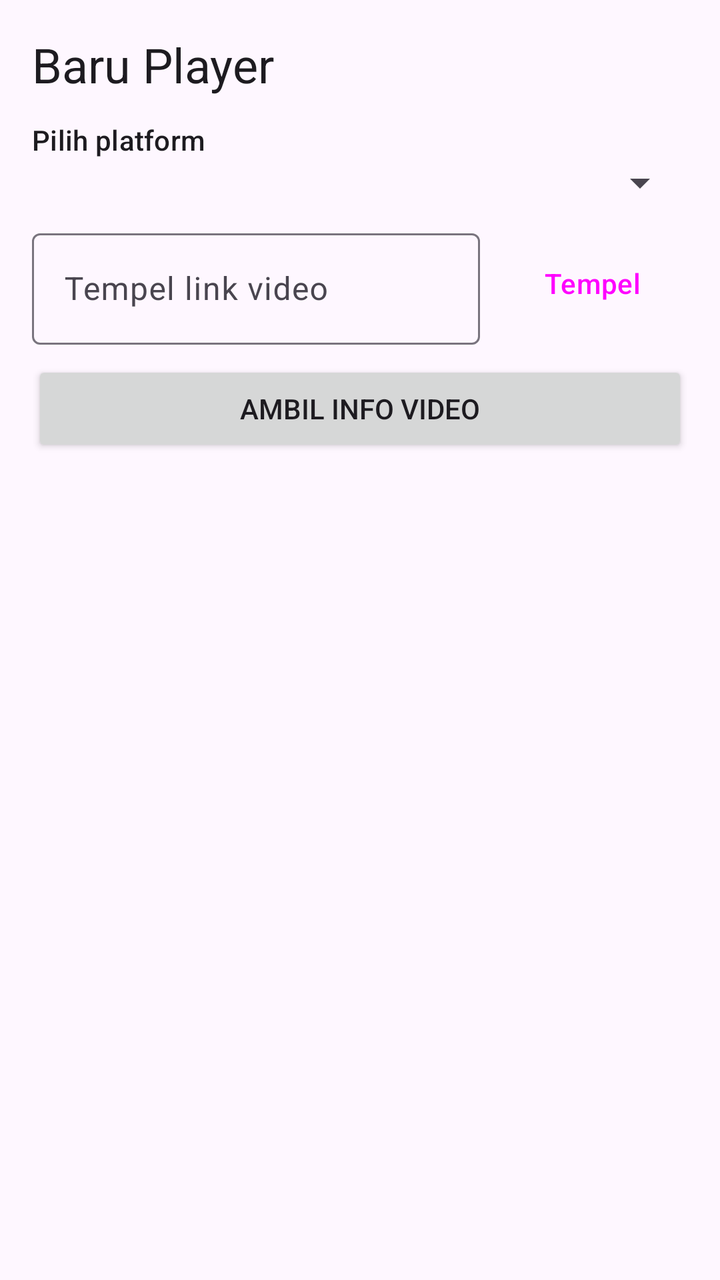
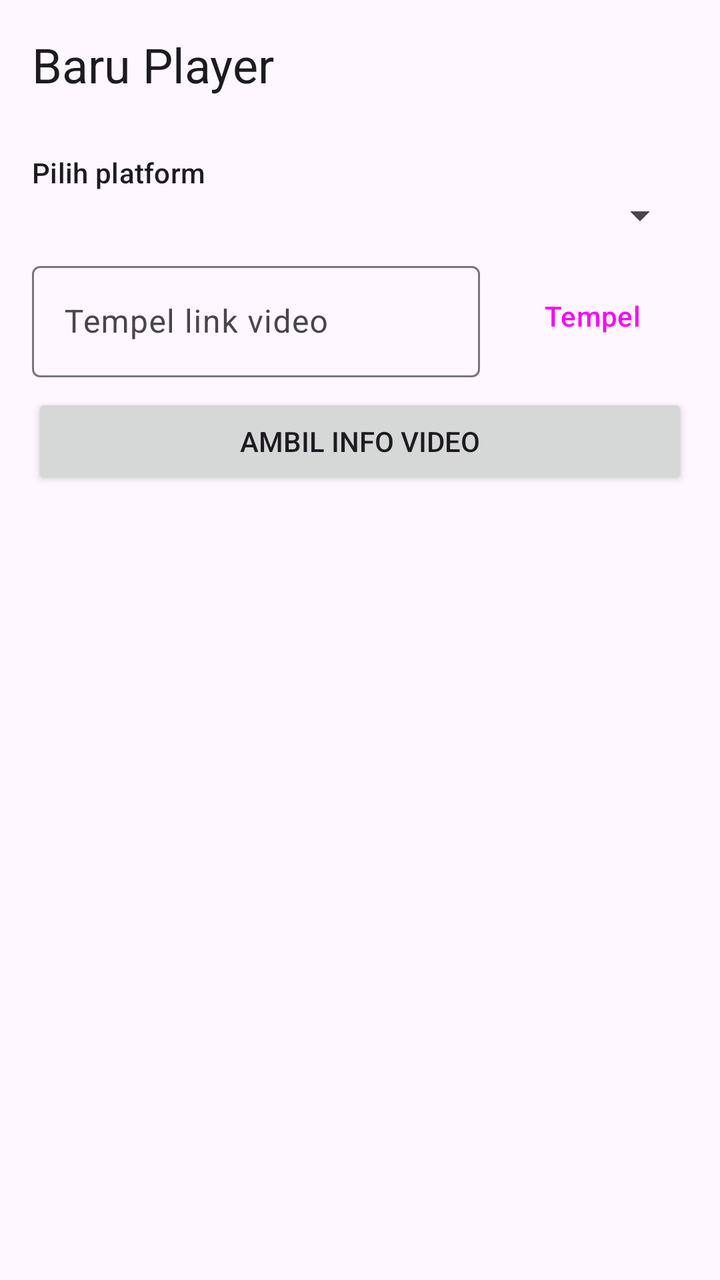

Screens rendered from an Android XML layout before and after an edit, with the pre-edit source and the edit as a unified diff.
<!-- AndroidManifest.xml: application theme AppTheme -->
<!-- res/layout/activity_main.xml -->
<?xml version="1.0" encoding="utf-8"?>
<LinearLayout xmlns:android="http://schemas.android.com/apk/res/android"
    xmlns:app="http://schemas.android.com/apk/res-auto"
    android:layout_width="match_parent"
    android:layout_height="match_parent"
    android:orientation="vertical"
    android:padding="16dp">

    <TextView
        android:layout_width="wrap_content"
        android:layout_height="wrap_content"
        android:paddingBottom="12dp"
        android:text="@string/app_name"
        android:textAppearance="?attr/textAppearanceHeadlineSmall" />

    <TextView
        android:layout_width="wrap_content"
        android:layout_height="wrap_content"
        android:text="@string/pilih_platform"
        android:textAppearance="?attr/textAppearanceLabelLarge" />

    <Spinner
        android:id="@+id/sp_platform"
        android:layout_width="match_parent"
        android:layout_height="wrap_content"
        android:layout_marginBottom="8dp" />

    <LinearLayout
        android:layout_width="match_parent"
        android:layout_height="wrap_content"
        android:gravity="center_vertical"
        android:orientation="horizontal">

        <com.google.android.material.textfield.TextInputLayout
            style="?attr/textInputOutlinedStyle"
            android:layout_width="0dp"
            android:layout_height="wrap_content"
            android:layout_weight="1"
            android:hint="@string/hint_link">

            <com.google.android.material.textfield.TextInputEditText
                android:id="@+id/et_url"
                android:layout_width="match_parent"
                android:layout_height="wrap_content"
                android:inputType="textUri"
                android:maxLines="1" />
        </com.google.android.material.textfield.TextInputLayout>

        <Button
            android:id="@+id/btn_paste"
            style="?attr/materialButtonOutlinedStyle"
            android:layout_width="wrap_content"
            android:layout_height="wrap_content"
            android:layout_marginStart="8dp"
            android:text="@string/tempel" />
    </LinearLayout>

    <Button
        android:id="@+id/btn_go"
        android:layout_width="match_parent"
        android:layout_height="wrap_content"
        android:layout_marginTop="8dp"
        android:text="@string/ambil" />

    <com.google.android.material.progressindicator.LinearProgressIndicator
        android:id="@+id/progress"
        android:layout_width="match_parent"
        android:layout_height="wrap_content"
        android:layout_marginTop="8dp"
        android:indeterminate="true"
        android:visibility="gone" />

    <TextView
        android:id="@+id/tv_status"
        android:layout_width="match_parent"
        android:layout_height="wrap_content"
        android:paddingTop="8dp"
        android:paddingBottom="8dp"
        android:textIsSelectable="true" />

    <ListView
        android:id="@+id/lv_options"
        android:layout_width="match_parent"
        android:layout_height="0dp"
        android:layout_weight="1" />
</LinearLayout>
<!-- resources referenced by this layout -->
<resources>
  <string name="ambil">Ambil info video</string>
  <string name="app_name">Baru Player</string>
  <string name="hint_link">Tempel link video</string>
  <string name="pilih_platform">Pilih platform</string>
  <string name="tempel">Tempel</string>
  <style name="AppTheme" parent="Theme.Material3.DayNight.NoActionBar" />
</resources>

<!-- the commit's change to res/layout/activity_main.xml (unified diff, before → after) -->
@@ -12,6 +12,22 @@
         android:paddingBottom="12dp"
         android:text="@string/app_name"
         android:textAppearance="?attr/textAppearanceHeadlineSmall" />
+
+    <TextView
+        android:id="@+id/tv_cookie_loc"
+        android:layout_width="match_parent"
+        android:layout_height="wrap_content"
+        android:textAppearance="?attr/textAppearanceBodySmall"
+        android:textIsSelectable="true" />
+
+    <Button
+        android:id="@+id/btn_storage"
+        style="?attr/materialButtonOutlinedStyle"
+        android:layout_width="wrap_content"
+        android:layout_height="wrap_content"
+        android:layout_marginBottom="8dp"
+        android:text="@string/simpan_di_dokumen"
+        android:visibility="gone" />
 
     <TextView
         android:layout_width="wrap_content"
<!-- resource entries referenced after the edit -->
@@ -4,6 +4,7 @@
   <string name="app_name">Baru Player</string>
   <string name="hint_link">Tempel link video</string>
   <string name="pilih_platform">Pilih platform</string>
+  <string name="simpan_di_dokumen">Simpan cookie di folder Dokumen</string>
   <string name="tempel">Tempel</string>
   <style name="AppTheme" parent="Theme.Material3.DayNight.NoActionBar" />
 </resources>
